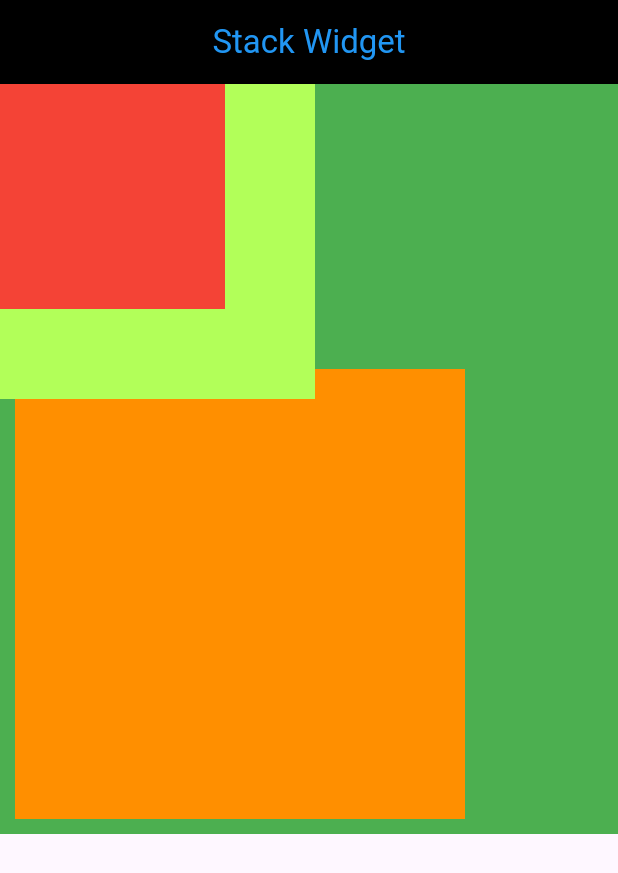
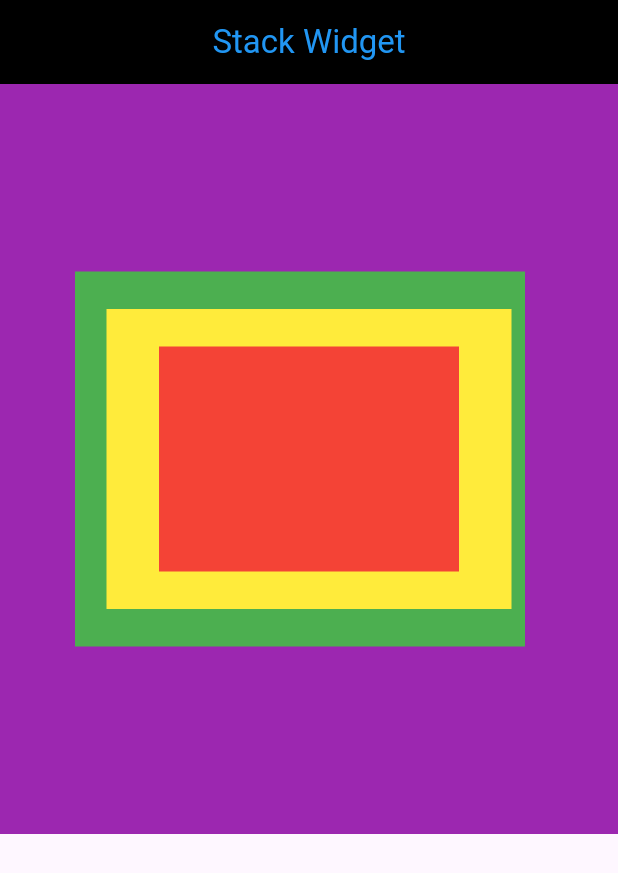
Before and after one commit to Mahafujmr/flutter_all_weiget_practice, a Flutter app: the screen it shows after launch, on a phone screen of 412 x 824 dp. Shown: the top 873 px of the screen. Run offline on Flutter 3.47's test engine with Material 3 defaults, Android fonts, the phone set to English and light mode, and no system bars.

Commit message:
flutter stack widget example

```diff
--- a/lib/layout_widgets/stack_widget.dart
+++ b/lib/layout_widgets/stack_widget.dart
@@ -17,23 +17,17 @@ class StackWidget extends StatelessWidget {
       body: Container(
         width: double.infinity,
         height: 500,
-        color: Colors.green,
+        color: Colors.purple,
         child: Stack(
-          alignment: Alignment.topLeft,
+          alignment: Alignment.center,
           children: [
             Positioned(
-              bottom: 10,
-              left: 10,
-              child: Container(
-                width: 300,
-                height: 300,
-                color: Colors.amber[800],
-              ),
+              left: 50,
+
+              child: Container(width: 300, height: 250, color: Colors.green),
             ),
-
-            Container(width: 210, height: 210, color: Colors.lightGreenAccent),
-
-            Container(width: 150, height: 150, color: Colors.red),
+            Container(width: 270, height: 200, color: Colors.yellow),
+            Container(width: 200, height: 150, color: Colors.red),
           ],
         ),
       ),
```
